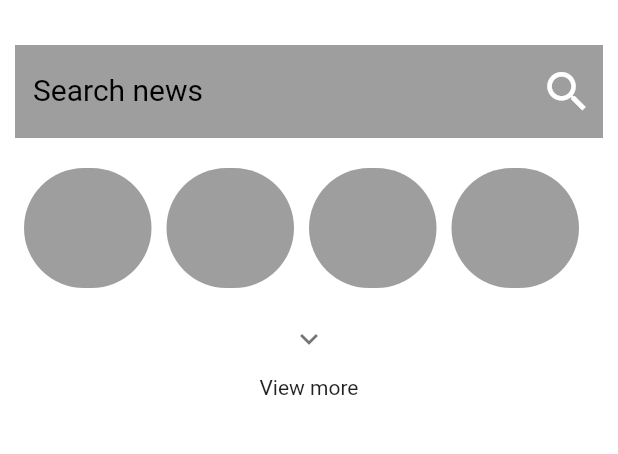
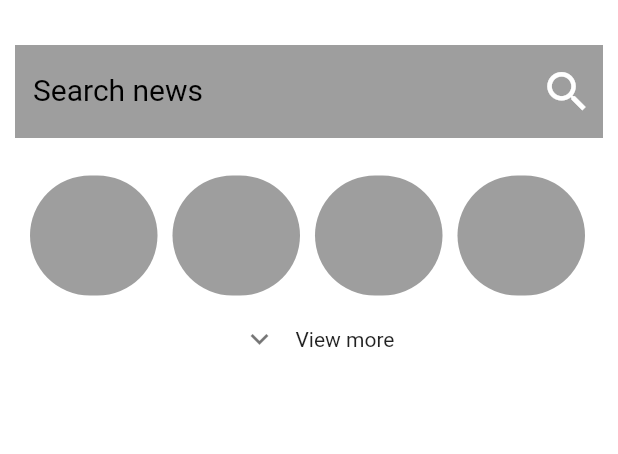
Before and after one commit to VanshitaKanodia/e_patrakaar, a Flutter app: the SearchPage screen opened directly, on a phone screen of 412 x 824 dp, the part 84-538 px from its top. Run offline on Flutter 3.47's test engine with Material 2 defaults, Android fonts, the light colour scheme and no system bars.

Commit message:
ui corrrection(arjun)

```diff
--- a/lib/pages/notification_page.dart
+++ b/lib/pages/notification_page.dart
@@ -1,3 +1,6 @@
+// ignore_for_file: prefer_const_constructors, prefer_const_literals_to_create_immutables
+
+import 'package:e_patrakar/utils/bottom_bar.dart';
 import 'package:flutter/material.dart';
 
 
--- a/lib/pages/search_page.dart
+++ b/lib/pages/search_page.dart
@@ -1,3 +1,5 @@
+// ignore_for_file: prefer_const_constructors, prefer_const_literals_to_create_immutables
+
 import 'package:flutter/material.dart';
 
 
@@ -32,7 +34,8 @@ class _SearchPageState extends State<SearchPage> {
             ),
           ),
         ),
-        body: Container(
+        body: SingleChildScrollView(
+          child: Container(
             margin: EdgeInsets.only(top: 20.0),
             padding: EdgeInsets.all(10),
             child: Column(
@@ -55,19 +58,34 @@ class _SearchPageState extends State<SearchPage> {
                   ),
                 ),
                 SizedBox(height: 10.0,),
-              CityWidget(),
-              SizedBox(height: 10.0,),
                 Container(
-                child: Row(
+                    child: Column(
+                      children: [
+                        Container(
+                          padding: EdgeInsets.symmetric(horizontal: 10.0),
+                          height: 100.0,
+                          child: ListView.builder(
+                            itemCount: 4,
+                            shrinkWrap: true,
+                            scrollDirection: Axis.horizontal,
+                            itemBuilder: (context, index)
+                            {
+                              return CityWidget();
+                            },
+                          ),
+                        )
+                      ],
+                    )
+                ),
+                //SizedBox(height: 5.0,),
+                Container(
+                  child:Row(
                     mainAxisAlignment: MainAxisAlignment.center,
-                  children: [
-                    Column(
                     children: [
                       ExpandIcon(
                        isExpanded: expandable,
                              onPressed: (bool expanded) {
                                  setState(() {
-                                CityWidget();
                                   expandable = !expanded;
                                });
                              },
@@ -75,16 +93,56 @@ class _SearchPageState extends State<SearchPage> {
                       Text(!expandable ? "View more" : " View less"),
                     ],
                   ),
-                    if(expandable)
-                      Row(
+                ),
+                //SizedBox(height:5.0),
+                !expandable?Container():Container(
+                    child: Column(
                       children: [
-                          CityWidget(),
+                        Container(
+                          padding: EdgeInsets.symmetric(horizontal: 10.0),
+                          height: 100.0,
+                          child: ListView.builder(
+                            itemCount: 4,
+                            shrinkWrap: true,
+                            scrollDirection: Axis.horizontal,
+                            itemBuilder: (context, index)
+                            {
+                              return CityWidget();
+                            },
+                          ),
+                        )
                       ],
                     )
+                ),
+                // Container(
+                //   child: Row(
+                //     mainAxisAlignment: MainAxisAlignment.center,
+                //     children: [
+                //       Column(
+                //           children: [
+                //             ExpandIcon(
+                //               isExpanded: expandable,
+                //               onPressed: (bool expanded) {
+                //                 setState(() {
+                //                   CityWidget();
+                //                   expandable = !expanded;
+                //                 });
+                //               },
+                //             ),
+                //             Text(!expandable ? "View more" : " View less"),
+                //           ],
+                //         ),
+                //       if(expandable)
+                //         Row(
+                //           children: [
+                //             CityWidget(),
+                //           ],
+                //         )
+                //     ],
+                //   ),
+                // ),
               ],
             ),
-              ),
-            ],
           ),
         ),
       ),
```
Also changed, not shown: lib/main.dart (+11 -8 lines), lib/pages/home_page.dart (+2 -9 lines), lib/pages/view_page.dart (+29 -9 lines), lib/utils/bottom_bar.dart (+59 -54 lines). Lines whose indentation alone changed are shown as unchanged.
